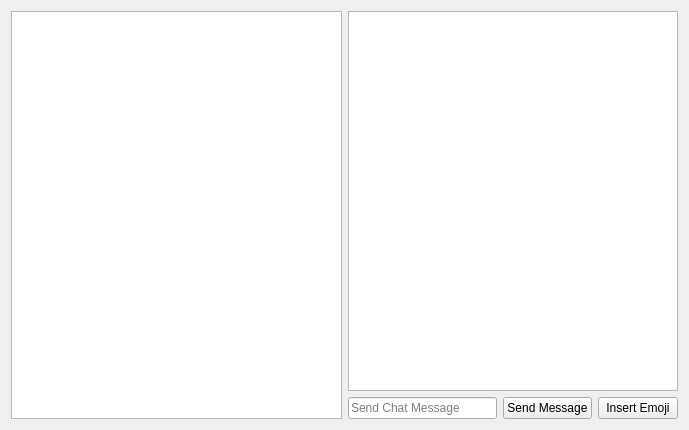
Qt form src/citra/multiplayer/chat_room.ui (GreenAmaranthine/citra) before a commit.
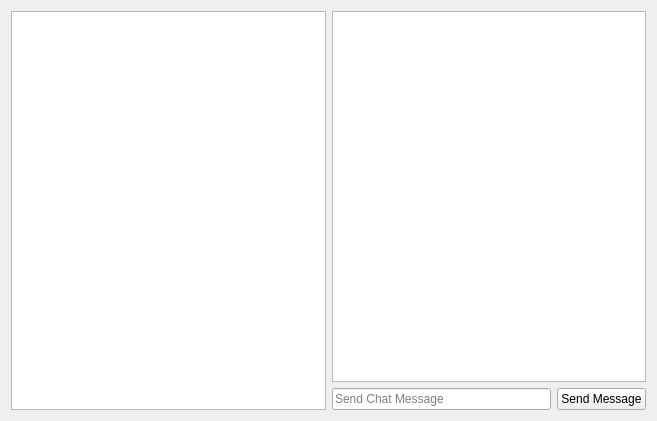
The same form after that commit.

Commit message: remove insert emoji; show emoji list when typing :

The edit to the form file:
```diff
--- a/src/citra/multiplayer/chat_room.ui
+++ b/src/citra/multiplayer/chat_room.ui
@@ -6,8 +6,8 @@
    <rect>
     <x>0</x>
     <y>0</y>
-    <width>689</width>
-    <height>430</height>
+    <width>657</width>
+    <height>421</height>
    </rect>
   </property>
   <property name="windowTitle">
@@ -48,13 +48,6 @@
          </property>
         </widget>
        </item>
-       <item>
-        <widget class="QPushButton" name="insert_emoji">
-         <property name="text">
-          <string>Insert Emoji</string>
-         </property>
-        </widget>
-       </item>
       </layout>
      </item>
     </layout>
```
The commit also changes 8 other files.
